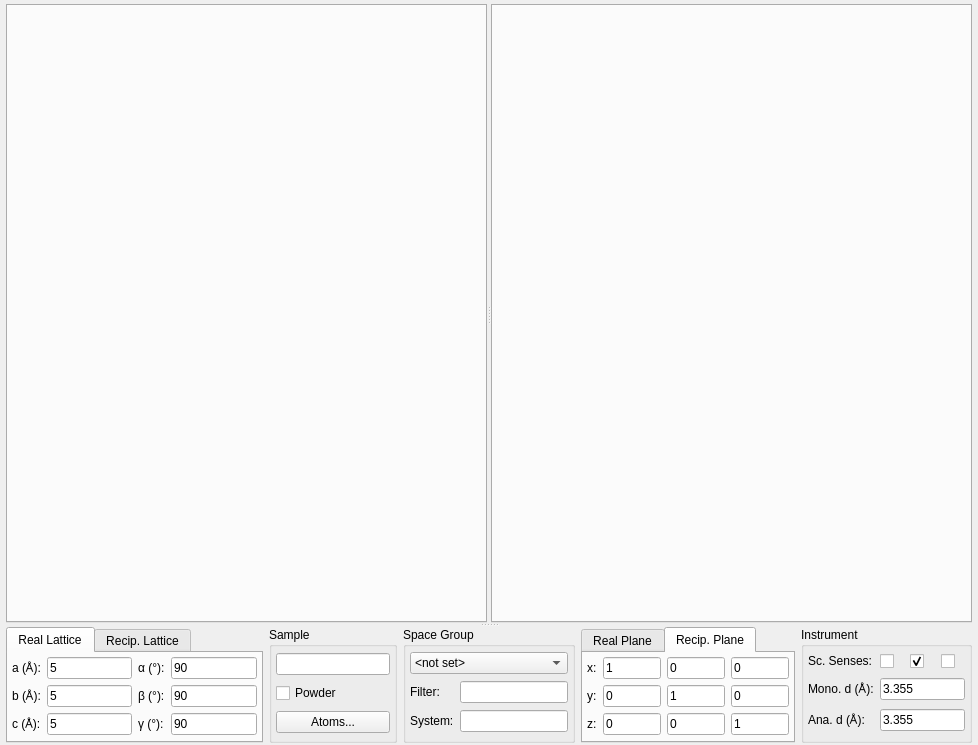
Before: the Qt Designer form ui/taz.ui in tweber-ill/frm_mirror-takin1, drawn with Qt 5.
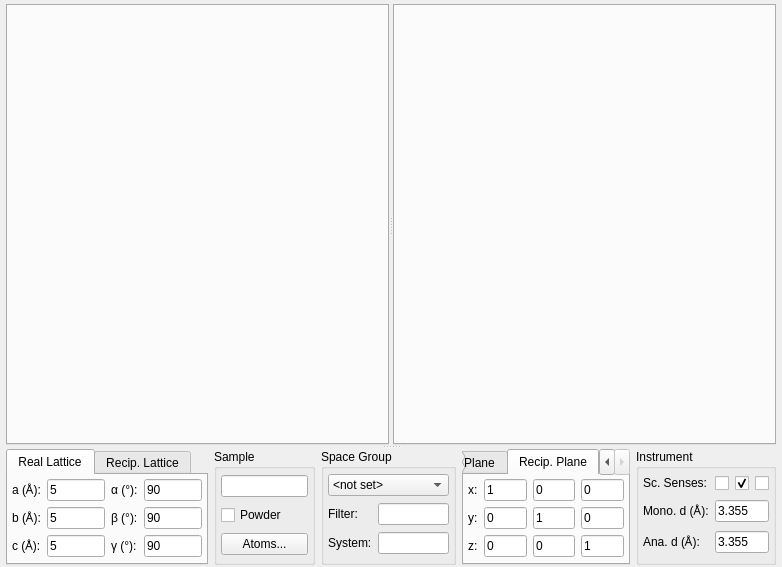
After: the same form once the commit is applied.

The edit to the form file:
```diff
--- a/ui/taz.ui
+++ b/ui/taz.ui
@@ -6,8 +6,8 @@
    <rect>
     <x>0</x>
     <y>0</y>
-    <width>978</width>
-    <height>745</height>
+    <width>782</width>
+    <height>567</height>
    </rect>
   </property>
   <property name="windowTitle">
@@ -55,12 +55,6 @@
         <enum>Qt::Horizontal</enum>
        </property>
        <widget class="QTabWidget" name="groupRecip">
-        <property name="sizePolicy">
-         <sizepolicy hsizetype="Preferred" vsizetype="Preferred">
-          <horstretch>0</horstretch>
-          <verstretch>0</verstretch>
-         </sizepolicy>
-        </property>
         <property name="sizeIncrement">
          <size>
           <width>0</width>
@@ -72,12 +66,6 @@
         </property>
        </widget>
        <widget class="QTabWidget" name="groupReal">
-        <property name="sizePolicy">
-         <sizepolicy hsizetype="Preferred" vsizetype="Preferred">
-          <horstretch>0</horstretch>
-          <verstretch>0</verstretch>
-         </sizepolicy>
-        </property>
         <property name="sizeIncrement">
          <size>
           <width>0</width>
```
